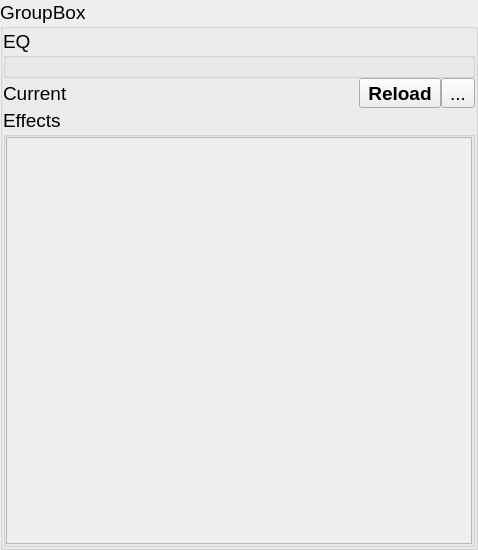
First picture: the form in Apps/LedRemoteControl/animationselectgroupbox.ui, repository successbyfailure/libreLeds, before the edit.
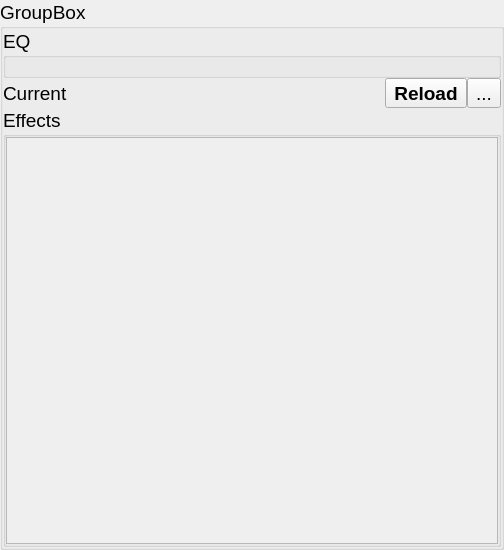
Second picture: the form after the edit. Custom widgets are drawn as their Qt base class.

```diff
--- a/Apps/LedRemoteControl/animationselectgroupbox.ui
+++ b/Apps/LedRemoteControl/animationselectgroupbox.ui
@@ -6,7 +6,7 @@
    <rect>
     <x>0</x>
     <y>0</y>
-    <width>478</width>
+    <width>504</width>
     <height>550</height>
    </rect>
   </property>
@@ -106,8 +106,8 @@
           <rect>
            <x>0</x>
            <y>0</y>
-           <width>464</width>
-           <height>392</height>
+           <width>486</width>
+           <height>434</height>
           </rect>
          </property>
          <layout class="QVBoxLayout" name="verticalLayout_3"/>
```
